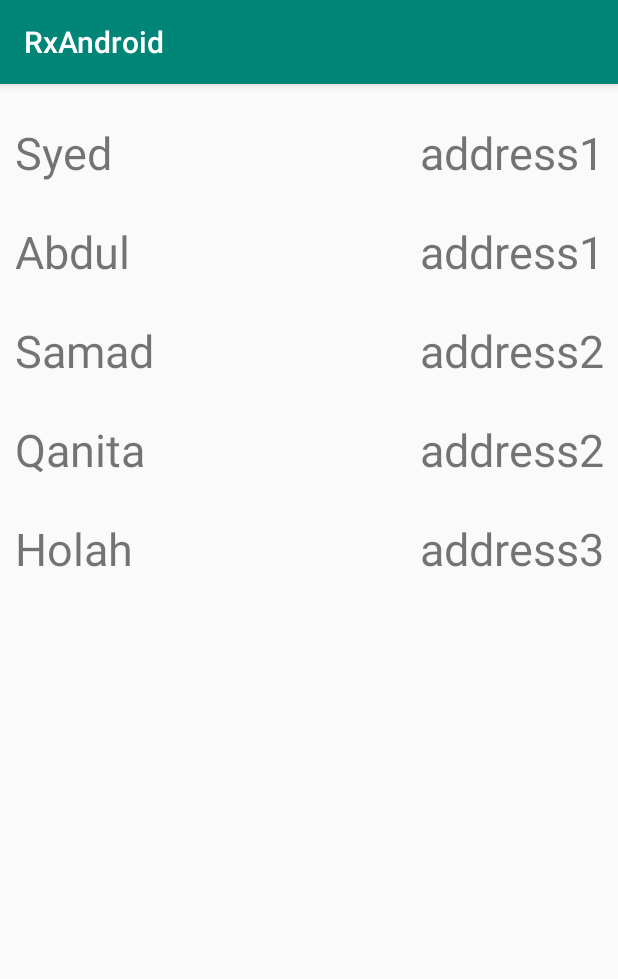
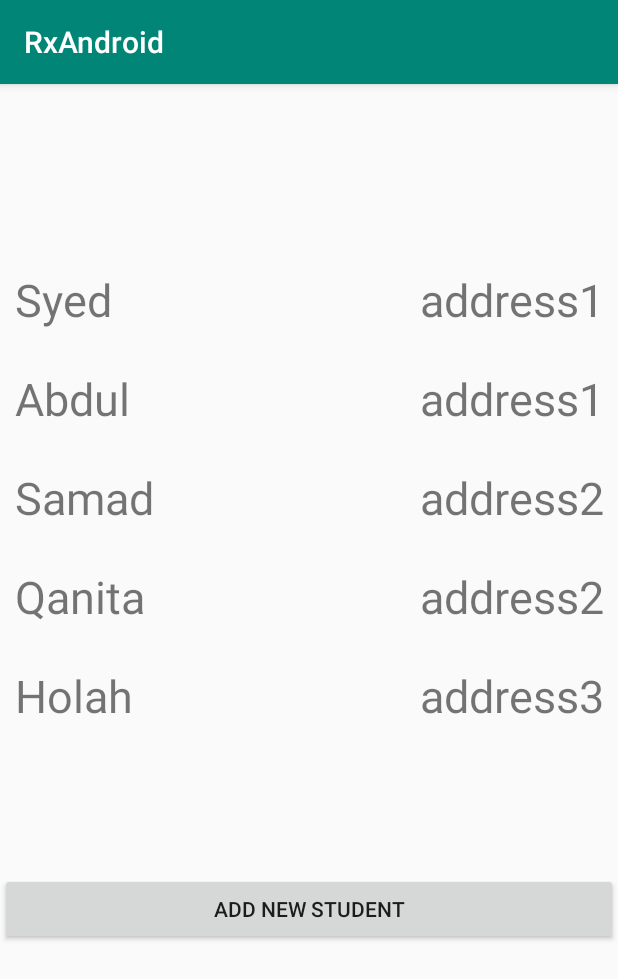
Before and after one commit to syedabdulsamad/RxAndroid, an Android app: the StudentsListActivity screen opened directly, with no data from a screen before it, on a phone screen of 412 x 824 dp. Shown: the top 979 px of the screen. Run offline under Robolectric (Android 15) with nearby library versions, the phone set to English and light mode, and no system bars; our stand-ins replace RxJava; libraries missing offline, so code that uses them is left out: com.jakewharton.rxbinding3; 1 statement that could not run was skipped.

Commit message:
Added behaviour subject to automatically update Recyclerview.

```diff
--- a/app/src/main/java/com/example/rxandroid/RecyclerViews/StudentAdapter.java
+++ b/app/src/main/java/com/example/rxandroid/RecyclerViews/StudentAdapter.java
@@ -11,12 +11,42 @@ import com.example.rxandroid.Model.Student;
 import com.example.rxandroid.R;
 import com.example.rxandroid.StudentsDataHolder;
 
+import java.util.List;
+
+import io.reactivex.Observer;
+import io.reactivex.disposables.Disposable;
+import io.reactivex.observers.DisposableObserver;
+import io.reactivex.subjects.BehaviorSubject;
+
 public class StudentAdapter extends RecyclerView.Adapter {
 
     StudentsDataHolder dataHolder = null;
+    BehaviorSubject<List<Student>> studentsSubject = null;
 
     public StudentAdapter() {
+
         dataHolder = StudentsDataHolder.sharedInstance();
+        studentsSubject = StudentsDataHolder.sharedInstance().getStudentsSubject();
+        studentsSubject.subscribe(getObserver());
+    }
+
+    private Observer<List<Student>> getObserver() {
+        return new DisposableObserver<List<Student>>() {
+            @Override
+            public void onNext(List<Student> students) {
+                notifyDataSetChanged();
+            }
+
+            @Override
+            public void onError(Throwable e) {
+
+            }
+
+            @Override
+            public void onComplete() {
+
+            }
+        };
     }
 
 
--- a/app/src/main/java/com/example/rxandroid/StudentsDataHolder.java
+++ b/app/src/main/java/com/example/rxandroid/StudentsDataHolder.java
@@ -5,16 +5,17 @@ import com.example.rxandroid.Model.Student;
 import java.util.ArrayList;
 import java.util.List;
 
-import io.reactivex.Observable;
-import io.reactivex.Observer;
-import io.reactivex.observers.DisposableObserver;
+import io.reactivex.subjects.BehaviorSubject;
 
 public class StudentsDataHolder {
 
 
     private static StudentsDataHolder sharedHolder = null;
-    Observable<List<Student>> studentsObservable = null;
-    DisposableObserver<List<Student>> studentsObserver = null;
+    BehaviorSubject<List<Student>> studentsSubject = BehaviorSubject.create();
+
+    public BehaviorSubject<List<Student>> getStudentsSubject() {
+        return studentsSubject;
+    }
 
     public List<Student> getStudents() {
         return students;
@@ -31,7 +32,7 @@ public class StudentsDataHolder {
 
     private StudentsDataHolder() {
         fillStudentsList();
-       // studentsObservable = Observable.from()
+        studentsSubject.onNext(students);
     }
 
     private void fillStudentsList() {
@@ -46,6 +47,9 @@ public class StudentsDataHolder {
 
     public void addStudent(Student s) {
         students.add(s);
+        if(studentsSubject != null && studentsSubject.hasObservers()) {
+            studentsSubject.onNext(students);
+        }
     }
 
 
--- a/app/src/main/java/com/example/rxandroid/StudentsListActivity.java
+++ b/app/src/main/java/com/example/rxandroid/StudentsListActivity.java
@@ -6,29 +6,41 @@ import android.support.v7.app.AppCompatActivity;
 import android.support.v7.widget.LinearLayoutManager;
 import android.support.v7.widget.RecyclerView;
 import android.support.v7.widget.RecyclerView.LayoutManager;
+import android.widget.Button;
 
+import com.example.rxandroid.Model.Student;
 import com.example.rxandroid.RecyclerViews.StudentAdapter;
+import com.jakewharton.rxbinding3.view.RxView;
 
-import java.util.List;
-
-import io.reactivex.Observable;
-import io.reactivex.observers.DisposableObserver;
+import io.reactivex.functions.Consumer;
+import kotlin.Unit;
 
 public class StudentsListActivity extends AppCompatActivity {
 
 
     RecyclerView recyclerView;
+    Button addStudentButton;
 
     @Override
     protected void onCreate(@Nullable Bundle savedInstanceState) {
         super.onCreate(savedInstanceState);
         setContentView(R.layout.students_list_activity);
         recyclerView = findViewById(R.id.students_recycler_view);
+        addStudentButton = findViewById(R.id.add_student_button);
         LayoutManager layoutManager = new LinearLayoutManager(this);
         recyclerView.setLayoutManager(layoutManager);
         StudentAdapter adapter = new StudentAdapter();
         recyclerView.setAdapter(adapter);
 
 
+        RxView.clicks(addStudentButton).subscribe(new Consumer<Unit>() {
+            @Override
+            public void accept(Unit unit) throws Exception {
+                StudentsDataHolder.sharedInstance().addStudent(new Student("New Student", "New Address", 20));
+            }
+        });
+
     }
+
+
 }
--- a/app/src/main/res/layout/students_list_activity.xml
+++ b/app/src/main/res/layout/students_list_activity.xml
@@ -1,14 +1,36 @@
 <?xml version="1.0" encoding="utf-8"?>
-<android.support.constraint.ConstraintLayout
-    xmlns:android="http://schemas.android.com/apk/res/android" android:layout_width="match_parent"
+<android.support.constraint.ConstraintLayout xmlns:android="http://schemas.android.com/apk/res/android"
+    xmlns:app="http://schemas.android.com/apk/res-auto"
+    xmlns:tools="http://schemas.android.com/tools"
+    android:layout_width="match_parent"
     android:layout_height="match_parent">
 
 
+    <Button
+        android:id="@+id/add_student_button"
+        android:layout_height="wrap_content"
+        android:layout_width="match_parent"
+        android:layout_weight="1"
+        android:layout_marginStart="0dp"
+        android:layout_marginEnd="0dp"
+        android:layout_marginBottom="96dp"
+        android:text="Add New Student"
+        app:layout_constraintBottom_toBottomOf="parent"
+        app:layout_constraintEnd_toEndOf="parent"
+        app:layout_constraintStart_toStartOf="parent"
+        app:layout_constraintTop_toBottomOf="@+id/students_recycler_view" />
+
     <android.support.v7.widget.RecyclerView
         android:id="@+id/students_recycler_view"
+        android:layout_height="wrap_content"
+        android:layout_width="match_parent"
+        android:layout_weight="3"
         android:scrollbars="vertical"
-        android:layout_width="match_parent"
-        android:layout_height="match_parent"
-        />
+        app:layout_constraintBottom_toTopOf="@id/add_student_button"
+        app:layout_constraintEnd_toEndOf="parent"
+
+        app:layout_constraintStart_toStartOf="parent"
+        app:layout_constraintTop_toTopOf="parent" />
+
 
 </android.support.constraint.ConstraintLayout>
```
Also changed, not shown: app/src/main/java/com/example/rxandroid/MainActivity.java (+33 -21 lines).
